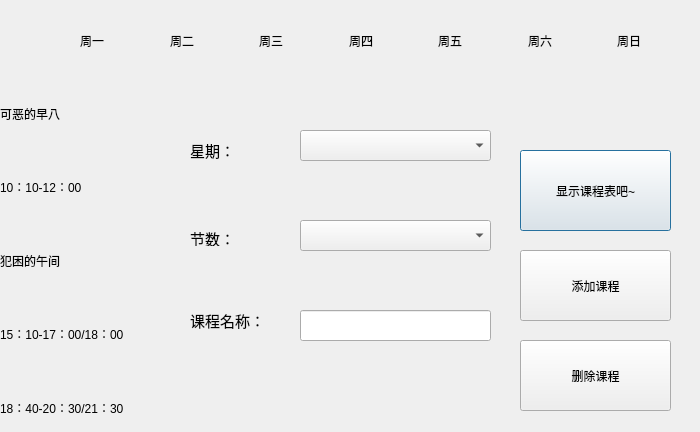
First picture: the form in realProgect/coursemsy.ui, repository Arthur381/QTproject, before the edit.
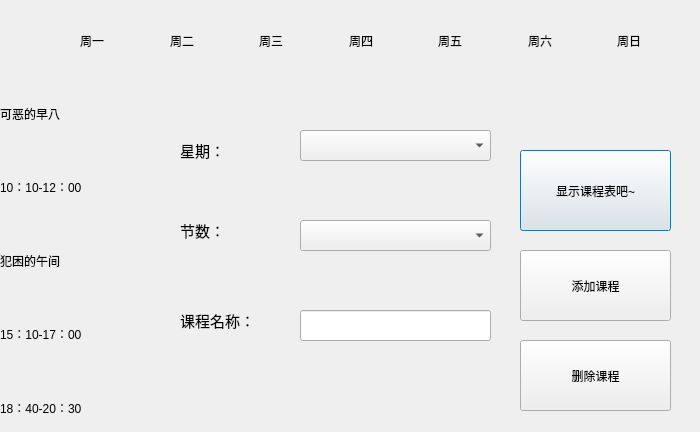
Second picture: the form after the edit.

What changed in the file:
```diff
--- a/realProgect/coursemsy.ui
+++ b/realProgect/coursemsy.ui
@@ -133,14 +133,14 @@
     <item>
      <widget class="QLabel" name="label_12">
       <property name="text">
-       <string>15：10-17：00/18：00</string>
+       <string>15：10-17：00</string>
       </property>
      </widget>
     </item>
     <item>
      <widget class="QLabel" name="label_15">
       <property name="text">
-       <string>18：40-20：30/21：30</string>
+       <string>18：40-20：30</string>
       </property>
      </widget>
     </item>
@@ -162,9 +162,9 @@
   <widget class="QLabel" name="label_18">
    <property name="geometry">
     <rect>
-     <x>190</x>
+     <x>180</x>
      <y>130</y>
-     <width>141</width>
+     <width>91</width>
      <height>41</height>
     </rect>
    </property>
@@ -190,10 +190,10 @@
   <widget class="QLabel" name="label_19">
    <property name="geometry">
     <rect>
-     <x>190</x>
-     <y>230</y>
-     <width>61</width>
-     <height>16</height>
+     <x>180</x>
+     <y>215</y>
+     <width>91</width>
+     <height>31</height>
     </rect>
    </property>
    <property name="font">
@@ -218,9 +218,9 @@
   <widget class="QLabel" name="label_20">
    <property name="geometry">
     <rect>
-     <x>190</x>
+     <x>180</x>
      <y>300</y>
-     <width>101</width>
+     <width>91</width>
      <height>41</height>
     </rect>
    </property>
```
